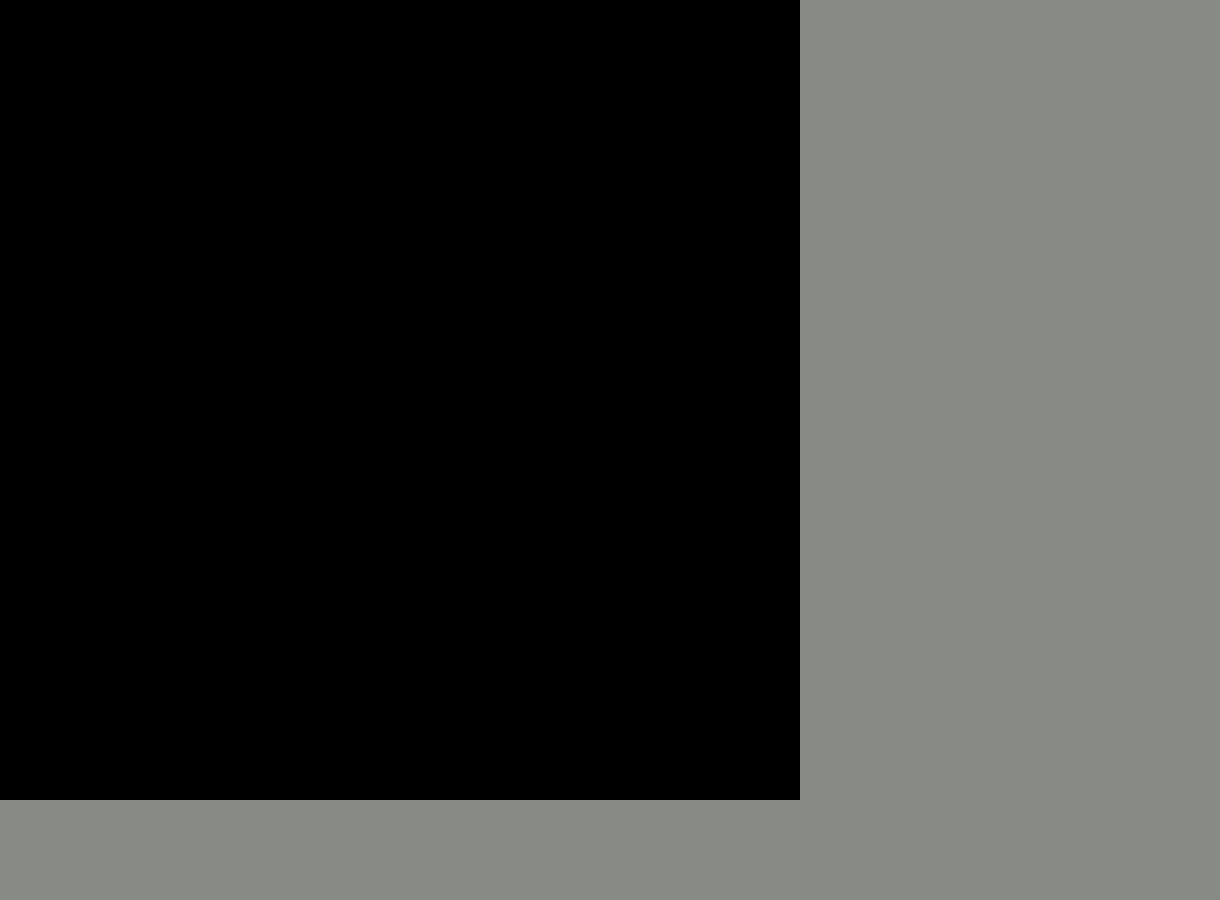
Above: monopolywindow.ui from Griffenck1/monopoly.connor.fun before the change. Below: the same form after it.
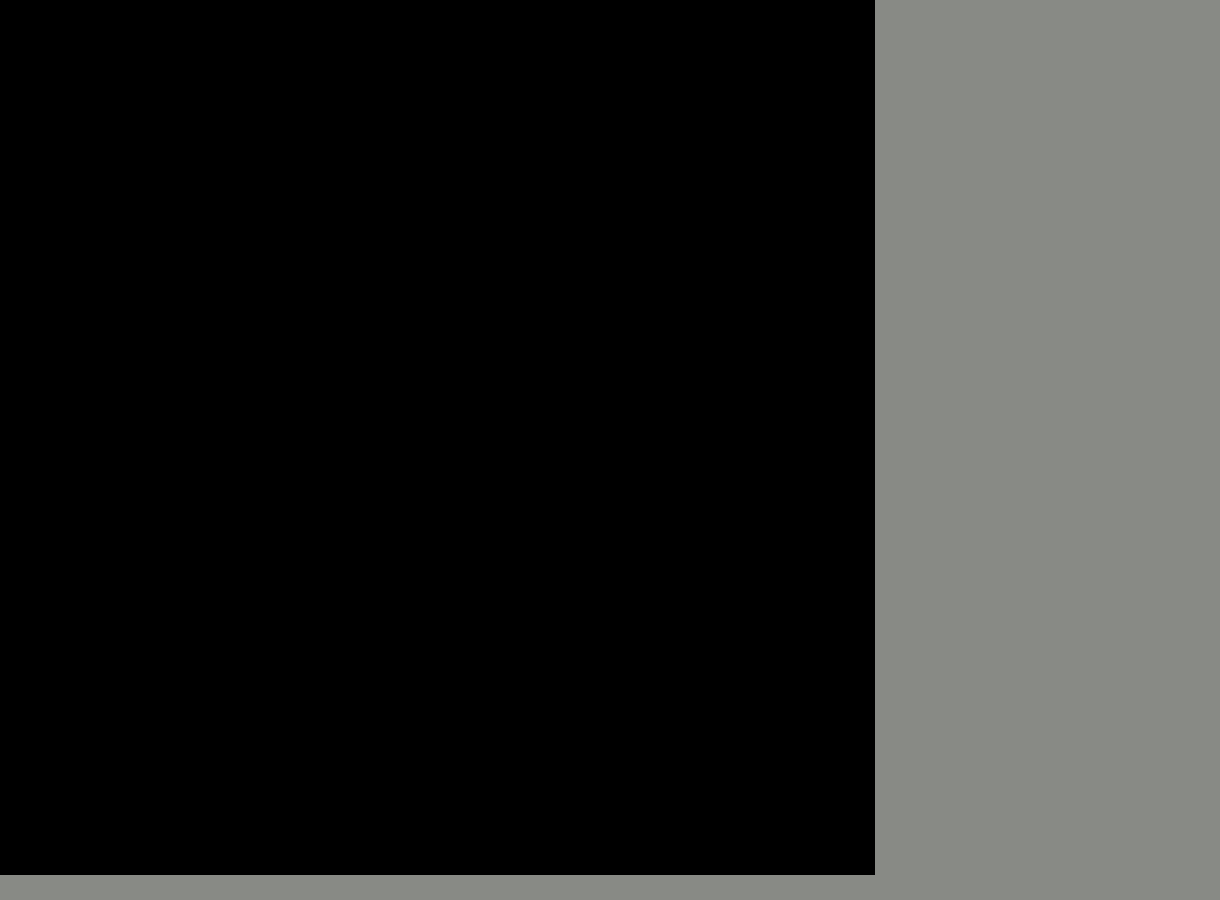
That is the form after the change.

```diff
--- a/monopolywindow.ui
+++ b/monopolywindow.ui
@@ -83,8 +83,8 @@
      <rect>
       <x>0</x>
       <y>0</y>
-      <width>800</width>
-      <height>800</height>
+      <width>875</width>
+      <height>875</height>
      </rect>
     </property>
     <property name="palette">
```
